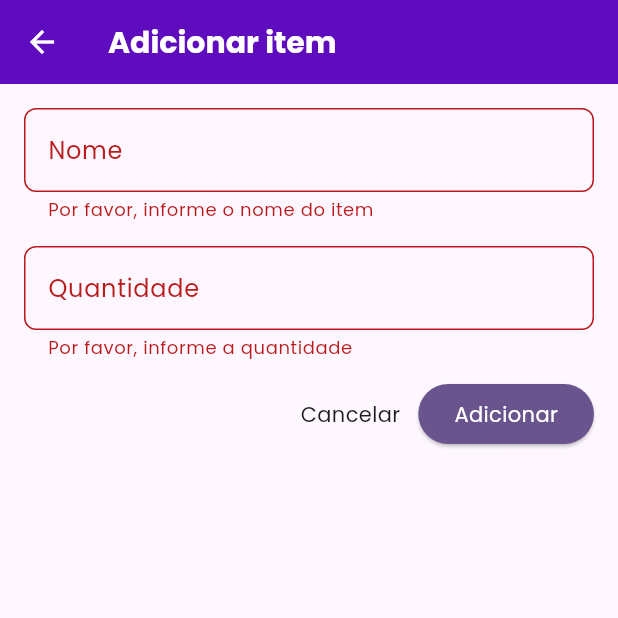
After one commit to Anotherafael/shoplist, a Flutter app: the AddShopItemPage screen opened by its route, after a tap on "Adicionar", on a phone screen of 412 x 824 dp, the top half of it. The commit adds this screen. Run offline on Flutter 3.47's test engine with Material 3 defaults, Android fonts, the phone set to English and light mode, and no system bars; our stand-ins replace dartz, equatable, flutter_riverpod, get_it, google_fonts, lottie.

Commit message:
➕ Module add shop item finished.

```diff
--- a/lib/app/presenter/core/routes/route_generator.dart
+++ b/lib/app/presenter/core/routes/route_generator.dart
@@ -1,7 +1,8 @@
 import 'package:flutter/material.dart';
-import 'package:shoplist/app/presenter/modules/list/pages/list_page.dart';
+import 'package:shoplist/app/presenter/modules/list/pages/list_shop_items_page.dart';
 import 'package:shoplist/app/presenter/modules/splash/splash_page.dart';
 
+import '../../modules/add/pages/add_shop_item_page.dart';
 import 'route_strings.dart';
 
 class RouteGenerator {
@@ -16,16 +17,12 @@ class RouteGenerator {
 
       case RouteStrings.list:
         return MaterialPageRoute(
-          builder: (context) => const ListPage(),
+          builder: (context) => const ListShopItemsPage(),
         );
 
       case RouteStrings.add:
         return MaterialPageRoute(
-          builder: (context) => Scaffold(
-            appBar: AppBar(
-              title: const Text('Add Item'),
-            ),
-          ),
+          builder: (context) => const AddShopItemPage(),
         );
 
       default:
--- /dev/null
+++ b/lib/app/presenter/modules/add/components/form_buttons.dart
@@ -0,0 +1,60 @@
+import 'package:flutter/material.dart';
+import 'package:flutter_riverpod/flutter_riverpod.dart';
+
+import '../../../core/injection_container.dart';
+import '../controllers/add_shop_item_page_controller.dart';
+
+// ignore: must_be_immutable
+class FormButtonsWidget extends ConsumerStatefulWidget {
+  const FormButtonsWidget({
+    super.key,
+    required this.formKey,
+  });
+
+  final GlobalKey<FormState> formKey;
+  @override
+  ConsumerState<ConsumerStatefulWidget> createState() =>
+      _FormButtonsWidgetState();
+}
+
+class _FormButtonsWidgetState extends ConsumerState<FormButtonsWidget> {
+  final _controller = getIt<AddShopItemPageController>();
+
+  @override
+  Widget build(BuildContext context) {
+    return Row(
+      mainAxisAlignment: MainAxisAlignment.end,
+      children: [
+        TextButton(
+          onPressed: ref.watch(isLoadingOnAddShopItem)
+              ? null
+              : () => _controller.clearInputs(widget.formKey),
+          child: Text(
+            'Cancelar',
+            style: Theme.of(context).textTheme.bodyMedium,
+          ),
+        ),
+        ElevatedButton(
+          style: ElevatedButton.styleFrom(
+            backgroundColor: Theme.of(context).colorScheme.primary,
+          ),
+          onPressed: () => ref.watch(isLoadingOnAddShopItem)
+              ? null
+              : _controller.add(ref, widget.formKey),
+          child: ref.watch(isLoadingOnAddShopItem)
+              ? const SizedBox(
+                  height: 16,
+                  width: 16,
+                  child: CircularProgressIndicator(),
+                )
+              : Text(
+                  'Adicionar',
+                  style: Theme.of(context).textTheme.bodyMedium!.copyWith(
+                        color: Theme.of(context).colorScheme.onPrimary,
+                      ),
+                ),
+        ),
+      ],
+    );
+  }
+}
--- /dev/null
+++ b/lib/app/presenter/modules/add/components/name_form_field.dart
@@ -0,0 +1,35 @@
+import 'package:flutter/material.dart';
+
+import '../../../core/injection_container.dart';
+import '../controllers/add_shop_item_page_controller.dart';
+
+class NameFormField extends StatelessWidget {
+  NameFormField({
+    super.key,
+  });
+
+  final controller = getIt<AddShopItemPageController>();
+
+  @override
+  Widget build(BuildContext context) {
+    return TextFormField(
+      decoration: const InputDecoration(
+        labelText: 'Nome',
+        hintText: 'Nome do item',
+        border: OutlineInputBorder(
+          borderRadius: BorderRadius.all(
+            Radius.circular(8),
+          ),
+        ),
+      ),
+      validator: (value) {
+        if (value == null || value.isEmpty) {
+          return 'Por favor, informe o nome do item';
+        }
+        return null;
+      },
+      keyboardType: TextInputType.name,
+      onSaved: (value) => controller.setName(value!),
+    );
+  }
+}
--- /dev/null
+++ b/lib/app/presenter/modules/add/components/quantity_form_field.dart
@@ -0,0 +1,37 @@
+import 'package:flutter/material.dart';
+
+import '../../../core/injection_container.dart';
+import '../controllers/add_shop_item_page_controller.dart';
+
+class QuantityFormField extends StatelessWidget {
+  QuantityFormField({
+    super.key,
+  });
+
+  final controller = getIt<AddShopItemPageController>();
+
+  @override
+  Widget build(BuildContext context) {
+    return TextFormField(
+      decoration: const InputDecoration(
+        labelText: 'Quantidade',
+        hintText: 'Quantidade',
+        border: OutlineInputBorder(
+          borderRadius: BorderRadius.all(
+            Radius.circular(8),
+          ),
+        ),
+      ),
+      validator: (value) {
+        if (value == null || value.isEmpty) {
+          return 'Por favor, informe a quantidade';
+        } else if (int.parse(value) <= 0) {
+          return 'Por favor, informe uma quantidade maior que 0';
+        }
+        return null;
+      },
+      keyboardType: TextInputType.number,
+      onSaved: (value) => controller.setQuantity(int.parse(value!)),
+    );
+  }
+}
--- /dev/null
+++ b/lib/app/presenter/modules/add/controllers/add_shop_item_page_controller.dart
@@ -0,0 +1,48 @@
+import 'package:flutter/material.dart';
+import 'package:flutter_riverpod/flutter_riverpod.dart';
+import 'package:shoplist/app/infra/models/shop_item_model.dart';
+
+import '../../../../providers/shop_item_provider.dart';
+import '../../../core/injection_container.dart';
+import '../../../core/navigation_service.dart';
+import '../../../core/routes/route_strings.dart';
+
+final isLoadingOnAddShopItem = StateProvider<bool>((ref) => false);
+
+class AddShopItemPageController {
+  final _navigationService = getIt<NavigationService>();
+  static late String name;
+  static late int quantity;
+
+  Future<void> add(WidgetRef ref, GlobalKey<FormState> formKey) async {
+    if (formKey.currentState!.validate()) {
+      if (!ref.watch(isLoadingOnAddShopItem)) {
+        ref.read(isLoadingOnAddShopItem.notifier).state = true;
+      }
+      formKey.currentState!.save();
+      final shopItem = createModel(name, quantity);
+      ref.read(shopItemProvider).add(shopItem);
+      Future.delayed(Durations.extralong4);
+      ref.read(isLoadingOnAddShopItem.notifier).state = false;
+      _navigationService.replacementToNamed(RouteStrings.list);
+    }
+  }
+
+  ShopItemModel createModel(String name, int quantity) {
+    final shopItem = ShopItemModel(name: name, quantity: quantity);
+    return shopItem;
+  }
+
+  void clearInputs(GlobalKey<FormState> formKey) {
+    formKey.currentState!.reset();
+    _navigationService.toNamed(RouteStrings.list);
+  }
+
+  void setName(String name) {
+    AddShopItemPageController.name = name;
+  }
+
+  void setQuantity(int quantity) {
+    AddShopItemPageController.quantity = quantity;
+  }
+}
--- /dev/null
+++ b/lib/app/presenter/modules/add/pages/add_shop_item_page.dart
@@ -0,0 +1,46 @@
+import 'package:flutter/material.dart';
+import 'package:flutter_riverpod/flutter_riverpod.dart';
+import 'package:shoplist/app/presenter/modules/add/components/form_buttons.dart';
+import 'package:shoplist/app/presenter/modules/add/components/quantity_form_field.dart';
+import '../components/name_form_field.dart';
+
+class AddShopItemPage extends ConsumerStatefulWidget {
+  const AddShopItemPage({super.key});
+
+  @override
+  ConsumerState<ConsumerStatefulWidget> createState() =>
+      _AddShopItemPageState();
+}
+
+class _AddShopItemPageState extends ConsumerState<AddShopItemPage> {
+  static final formKey = GlobalKey<FormState>();
+
+  @override
+  Widget build(BuildContext context) {
+    return Scaffold(
+      appBar: AppBar(
+        title: const Text(
+          'Adicionar item',
+        ),
+      ),
+      body: Form(
+        key: formKey,
+        child: Padding(
+          padding:
+              const EdgeInsets.only(left: 16, right: 16, top: 16, bottom: 10),
+          child: Column(
+            children: [
+              NameFormField(),
+              const SizedBox(height: 16),
+              QuantityFormField(),
+              const SizedBox(height: 12),
+              FormButtonsWidget(
+                formKey: formKey,
+              ),
+            ],
+          ),
+        ),
+      ),
+    );
+  }
+}
--- a/lib/app/providers/shop_item_provider.dart
+++ b/lib/app/providers/shop_item_provider.dart
@@ -1,5 +1,4 @@
 import 'package:flutter_riverpod/flutter_riverpod.dart';
-import 'package:shoplist/app/infra/mocked_data/shopitems_mock.dart';
 import 'package:shoplist/app/presenter/core/injection_container.dart';
 
 import '../domain/entities/shop_item_entity.dart';
@@ -16,6 +15,14 @@ class ShopItemNotifier extends StateNotifier<List<ShopItemEntity>> {
       (r) => state = r,
     );
   }
+
+  Future<void> add(ShopItemEntity item) async {
+    final response = await _repository.add(item);
+    response.fold(
+      (l) => null,
+      (r) => state = [...state, item],
+    );
+  }
 }
 
 final shopItemProvider =
--- a/lib/main.dart
+++ b/lib/main.dart
@@ -7,6 +7,7 @@ import 'app/presenter/core/injection_container.dart' as di;
 import 'app/presenter/core/navigation_service.dart';
 
 void main() async {
+  WidgetsFlutterBinding.ensureInitialized();
   await di.init();
   runApp(
     ProviderScope(
```
Also changed, not shown: lib/app/infra/datasources/shop_item_source.dart (renamed from lib/app/infra/datasources/add_shop_item_source.dart, +4 -3 lines), lib/app/infra/repositories/shop_item_repository_impl.dart (+12 -11 lines), lib/app/presenter/core/injection_container.dart (+5 -5 lines), lib/app/presenter/modules/list/controllers/list_page_controller.dart (deleted, +0 -19 lines), lib/app/presenter/modules/list/controllers/list_shop_items_page_controller.dart (added, +14 -0 lines), lib/app/presenter/modules/list/pages/list_shop_items_page.dart (renamed from lib/app/presenter/modules/list/pages/list_page.dart, +10 -13 lines), lib/app/presenter/shared/theme/app_theme.dart (+12 -0 lines).
